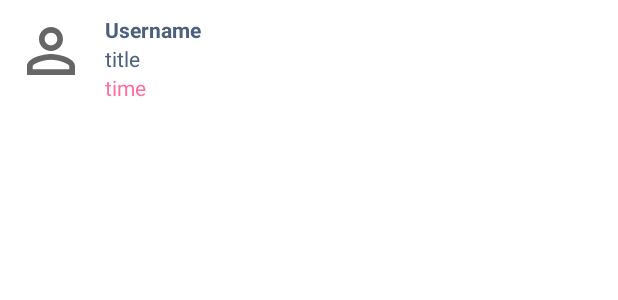
After one commit to SonHai32/SocialNetwordAndroid, an Android app: the layout notification_custom_listview.xml on its own in the app's theme, with its tools: preview values and no code run, on a phone screen of 412 x 824 dp. The commit adds this screen. Shown: the top 300 px of the screen. Run offline under Robolectric (Android 15) with nearby library versions, the phone set to English and light mode, and no system bars.

Commit message:
update notification

```diff
--- a/app/src/main/java/com/hailam32/doanmangxahoi/adapter/PostListViewAdapter.java
+++ b/app/src/main/java/com/hailam32/doanmangxahoi/adapter/PostListViewAdapter.java
@@ -22,6 +22,7 @@ import com.google.common.collect.ArrayListMultimap;
 import com.hailam32.doanmangxahoi.R;
 import com.hailam32.doanmangxahoi.models.post.Post;
 import com.hailam32.doanmangxahoi.models.post.PostContent;
+import com.hailam32.doanmangxahoi.utils.DateToRelativeTime;
 import com.squareup.picasso.Picasso;
 
 import java.util.ArrayList;
@@ -78,8 +79,8 @@ public class PostListViewAdapter extends ArrayAdapter<Post> {
   private void setUIData(Post p) {
     Picasso.get().load(p.getAvatar_url()).into(this.imgAvatar);
     this.txtUsername.setText(p.getCreate_by_username());
-    this.txtTime.setText(
-            DateUtils.getRelativeTimeSpanString(p.getCreated_at().toDate().getTime(), System.currentTimeMillis(), DateUtils.SECOND_IN_MILLIS, DateUtils.FORMAT_ABBREV_RELATIVE));
+    this.txtTime.setText(DateToRelativeTime.getRelativeTime(p.getCreated_at().toDate()));
+
     PostContent postContent = p.getPost_content();
     List<String> postTags = postContent.getHashtag();
     ArrayList<View> listTag = new ArrayList<>();
--- /dev/null
+++ b/app/src/main/java/com/hailam32/doanmangxahoi/enums/NotificationEnum.java
@@ -0,0 +1,5 @@
+package com.hailam32.doanmangxahoi.enums;
+
+public enum NotificationEnum {
+  friend_request, message
+}
--- /dev/null
+++ b/app/src/main/res/drawable/ic_circle_fill.xml
@@ -0,0 +1,5 @@
+<vector android:height="24dp" android:tint="#696969"
+    android:viewportHeight="24" android:viewportWidth="24"
+    android:width="24dp" xmlns:android="http://schemas.android.com/apk/res/android">
+    <path android:fillColor="@android:color/white" android:pathData="M12,2C6.47,2 2,6.47 2,12s4.47,10 10,10 10,-4.47 10,-10S17.53,2 12,2z"/>
+</vector>
--- /dev/null
+++ b/app/src/main/res/layout/notification_custom_listview.xml
@@ -0,0 +1,73 @@
+<?xml version="1.0" encoding="utf-8"?>
+<androidx.appcompat.widget.LinearLayoutCompat xmlns:android="http://schemas.android.com/apk/res/android"
+    xmlns:app="http://schemas.android.com/apk/res-auto"
+    android:id="@+id/notificationItemMainContainer"
+    android:layout_width="match_parent"
+    android:layout_height="wrap_content"
+    android:clickable="true">
+
+  <com.google.android.flexbox.FlexboxLayout
+      android:layout_width="match_parent"
+      android:layout_height="80dp"
+      android:padding="10dp"
+      app:alignItems="center"
+      app:justifyContent="space_between">
+
+    <com.google.android.flexbox.FlexboxLayout
+        android:layout_width="wrap_content"
+        android:layout_height="wrap_content"
+        app:alignItems="center"
+        app:justifyContent="flex_start">
+
+      <de.hdodenhof.circleimageview.CircleImageView
+          android:id="@+id/notificationItemAvatar"
+          android:layout_width="48dp"
+          android:layout_height="48dp"
+          android:src="@drawable/ic_user"
+          app:civ_border_color="@color/transparency"
+          app:layout_constraintBottom_toBottomOf="parent"
+          app:layout_constraintStart_toStartOf="parent"
+          app:layout_constraintTop_toTopOf="parent" />
+
+      <LinearLayout
+          android:layout_width="wrap_content"
+          android:layout_height="wrap_content"
+          android:orientation="vertical">
+
+        <TextView
+            android:id="@+id/notificationItemUsername"
+            android:layout_width="wrap_content"
+            android:layout_height="wrap_content"
+            android:layout_marginStart="12sp"
+            android:text="Username"
+            android:textColor="@color/colorText"
+            android:textStyle="bold" />
+
+        <TextView
+            android:id="@+id/notificationItemTitle"
+            android:layout_width="wrap_content"
+            android:layout_height="wrap_content"
+            android:layout_marginStart="12sp"
+            android:text="title"
+            android:textColor="@color/colorText" />
+
+        <TextView
+            android:id="@+id/notificationItemTime"
+            android:layout_width="wrap_content"
+            android:layout_height="wrap_content"
+            android:layout_marginStart="12sp"
+            android:text="time"
+            android:textColor="@color/colorPrimary" />
+      </LinearLayout>
+
+    </com.google.android.flexbox.FlexboxLayout>
+
+    <ImageView
+        android:id="@+id/notificationItemStatus"
+        android:layout_width="12dp"
+        android:layout_height="12dp"
+        android:src="@drawable/ic_circle_fill"
+        app:tint="@color/colorInfo" />
+
+  </com.google.android.flexbox.FlexboxLayout>
+</androidx.appcompat.widget.LinearLayoutCompat>
--- a/app/src/main/res/values/strings.xml
+++ b/app/src/main/res/values/strings.xml
@@ -56,4 +56,9 @@
   <!--  FriendRequestCustomListView-->
 
 
+  <!--  NotificationFragment-->
+  <string name="SendFriendRequest">Send you a friend request</string>
+  <string name="SendYouMessage">Send you a message</string>
+  <!--  NotificationFragment-->
+
 </resources>
```
Also changed, not shown: app/src/main/java/com/hailam32/doanmangxahoi/adapter/NotificationAdapter.java (added, +90 -0 lines), app/src/main/java/com/hailam32/doanmangxahoi/models/Notification.java (added, +78 -0 lines), app/src/main/java/com/hailam32/doanmangxahoi/ui/NotificationFragment.java (+65 -47 lines), app/src/main/java/com/hailam32/doanmangxahoi/utils/DateToRelativeTime.java (added, +12 -0 lines), app/src/main/res/layout/fragment_notification.xml (+4 -4 lines).
